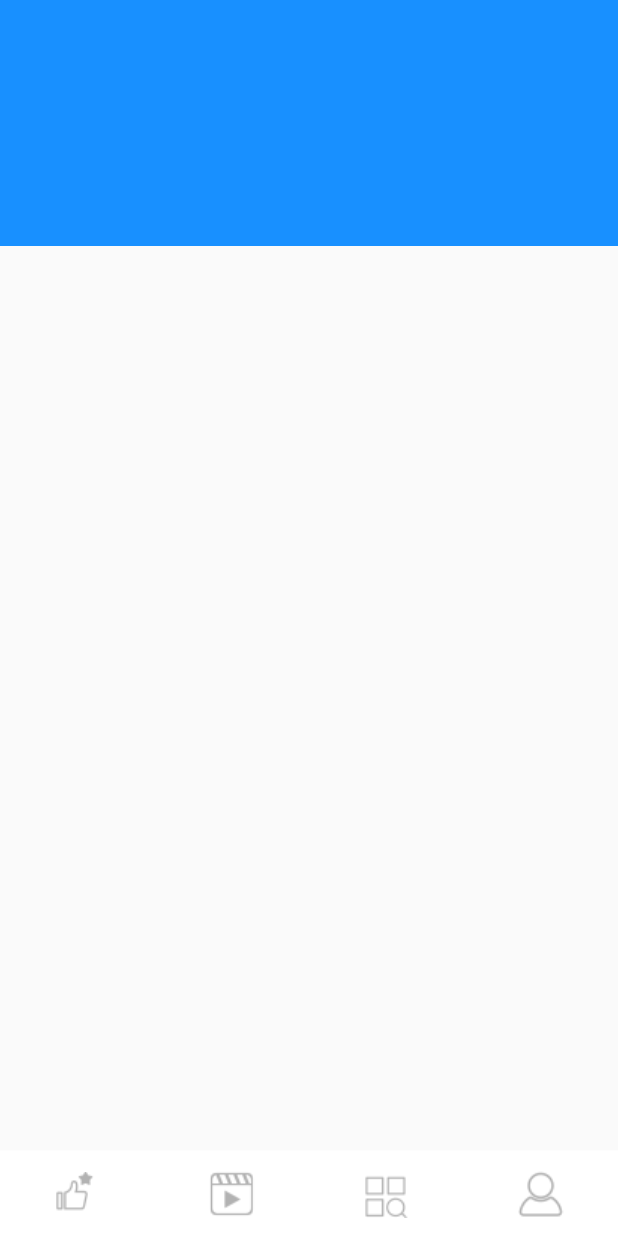
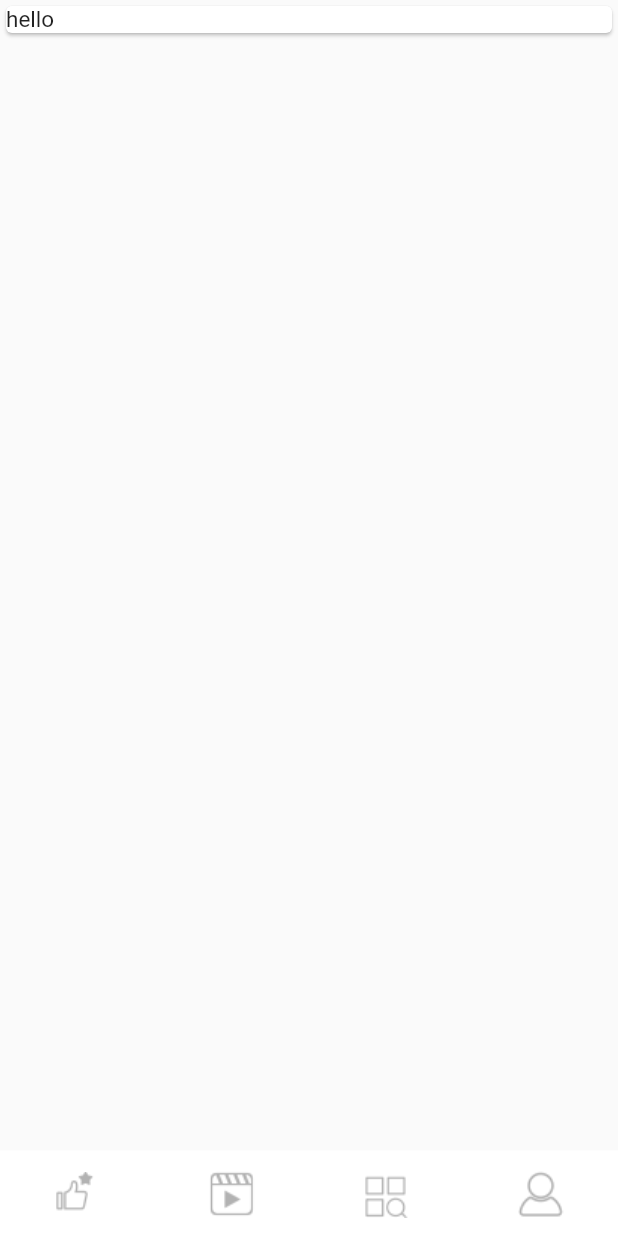
Before and after one commit to ganlt/news_app, a Flutter app: the screen it shows after launch, on a phone screen of 412 x 824 dp. Run offline on Flutter 3.47's test engine with Material 2 defaults, Android fonts, the phone set to English and light mode, and no system bars; our stand-ins replace event_bus, flutter_redux, fluttertoast, redux; missing offline and left inert: android_intent.

Commit message:
page:推荐页面

```diff
--- a/lib/page/recommend/recommend_page.dart
+++ b/lib/page/recommend/recommend_page.dart
@@ -12,17 +12,17 @@ class NewsRecommendPage extends StatefulWidget {
 
 class _NewsRecommendPageState extends State<NewsRecommendPage> {
 
+  _renderItem() {
+    return Card(
+      child: Text('hello'),
+    );
+  }
   // final EdgeInsets _padding = MediaQuery.of(context).padding;
   @override
   Widget build(BuildContext context) {
-    return Column(
+    return ListView(
       children: <Widget>[
-        Container(
-          constraints: BoxConstraints.tightFor(height: 164.0),
-          decoration: BoxDecoration(
-            color: NewsColors.primarySwatch
-          ),
-        ),
+        _renderItem()
       ],
     );
   }
```
